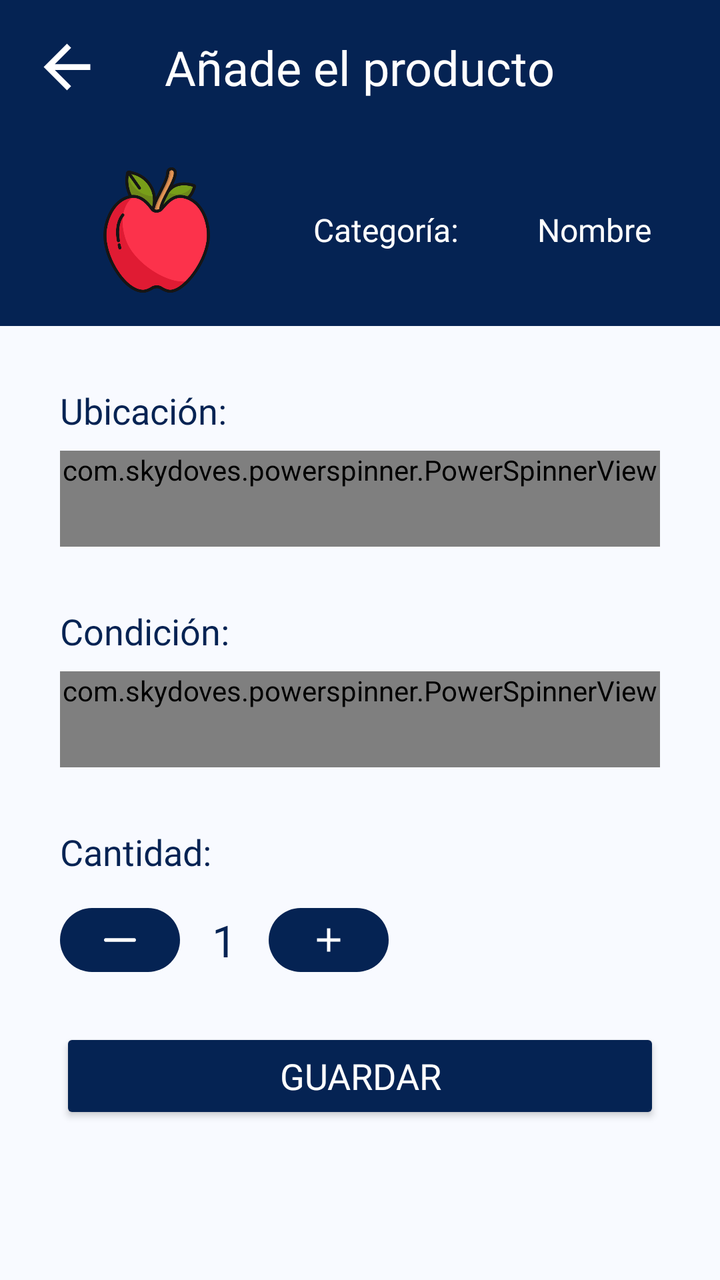
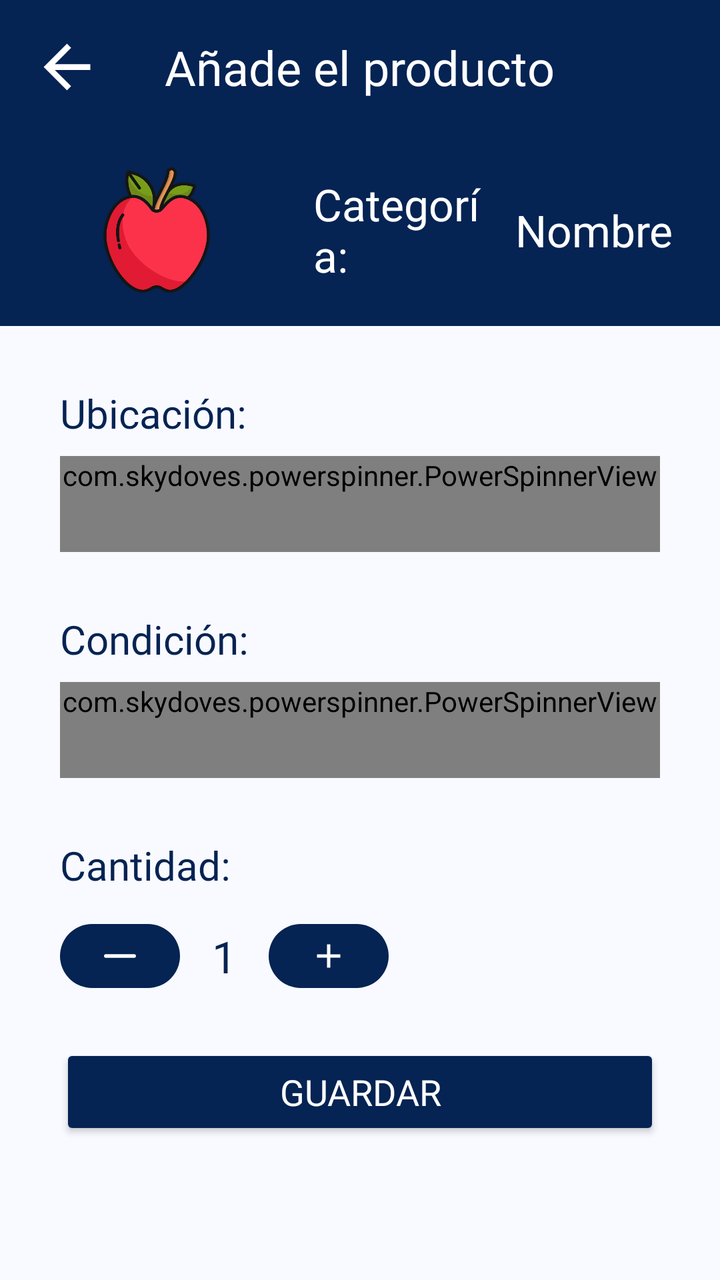

Screens rendered from an Android XML layout before and after an edit, with the pre-edit source and the edit as a unified diff.
<!-- AndroidManifest.xml: application theme Theme.SmartFreezer -->
<!-- res/layout/fragment_add_product.xml -->
<?xml version="1.0" encoding="utf-8"?>
<ScrollView xmlns:android="http://schemas.android.com/apk/res/android"
    xmlns:app="http://schemas.android.com/apk/res-auto"
    xmlns:tools="http://schemas.android.com/tools"
    android:layout_width="match_parent"
    android:layout_height="match_parent"
    android:background="?attr/colorBackground"
    android:fillViewport="true">

    <androidx.constraintlayout.widget.ConstraintLayout
        android:layout_width="match_parent"
        android:layout_height="wrap_content">

        <LinearLayout
            android:id="@+id/headerLayout"
            android:layout_width="0dp"
            android:layout_height="wrap_content"
            android:background="?attr/colorHeaderBackground"
            android:orientation="vertical"
            android:padding="16dp"
            app:layout_constraintTop_toTopOf="parent"
            app:layout_constraintStart_toStartOf="parent"
            app:layout_constraintEnd_toEndOf="parent">

            <RelativeLayout
                android:layout_width="match_parent"
                android:layout_height="wrap_content"
                android:layout_marginBottom="16dp">

                <ImageView
                    android:id="@+id/btnBackAddProduct"
                    android:layout_width="35dp"
                    android:layout_height="35dp"
                    android:layout_alignParentStart="true"
                    android:contentDescription="@string/volver"
                    android:src="@drawable/baseline_arrow_back_24"
                    app:tint="?attr/colorHeaderText" />

                <TextView
                    android:id="@+id/tvTitle"
                    android:layout_width="wrap_content"
                    android:layout_height="wrap_content"
                    android:layout_centerInParent="true"
                    android:text="@string/a_ade_el_producto"
                    android:textColor="?attr/colorHeaderText"
                    android:textSize="24sp"
                    android:fontFamily="@font/roboto_light" />
            </RelativeLayout>

            <LinearLayout
                android:id="@+id/iconNameLayout"
                android:layout_width="match_parent"
                android:layout_height="wrap_content"
                android:layout_marginTop="16dp"
                android:gravity="center_vertical"
                android:orientation="horizontal"
                app:layout_constraintEnd_toEndOf="parent"
                app:layout_constraintStart_toStartOf="parent"
                app:layout_constraintTop_toBottomOf="@id/categoryTitle">

                <ImageView
                    android:id="@+id/productIcon"
                    android:layout_width="0dp"
                    android:layout_weight="0.4"
                    android:layout_height="64dp"
                    android:layout_marginEnd="16dp"
                    android:contentDescription="@string/icono"
                    app:srcCompat="@drawable/apple" />

                <TextView
                    android:id="@+id/categoryTitle"
                    android:layout_width="0dp"
                    android:layout_weight="0.3"
                    android:layout_height="wrap_content"
                    android:text="@string/categor_a"
                    android:textAlignment="textStart"
                    android:textSize="16sp"
                    android:fontFamily="@font/roboto"
                    android:textColor="?attr/colorHeaderText"/>

                <TextView
                    android:id="@+id/productName"
                    android:layout_width="0dp"
                    android:layout_height="wrap_content"
                    android:layout_weight="0.3"
                    android:text="@string/nombre"
                    android:textAlignment="center"
                    android:textSize="16sp"
                    android:fontFamily="@font/roboto_light"
                    android:textColor="?attr/colorHeaderText" />
            </LinearLayout>
        </LinearLayout>

        <LinearLayout
            android:id="@+id/formLayout"
            android:layout_width="match_parent"
            android:layout_height="wrap_content"
            android:orientation="vertical"
            android:layout_marginStart="30dp"
            android:layout_marginEnd="30dp"
            android:textColor="?attr/colorTextPrimary"
            app:layout_constraintTop_toBottomOf="@id/headerLayout"
            app:layout_constraintStart_toStartOf="parent"
            app:layout_constraintEnd_toEndOf="parent">

            <TextView
                android:id="@+id/locationLabel"
                android:layout_width="wrap_content"
                android:layout_height="wrap_content"
                android:layout_marginTop="30dp"
                android:text="@string/ubicaci_n"
                android:textSize="18sp"
                android:textColor="?attr/colorTextPrimary"
                android:fontFamily="@font/roboto" />

            <com.skydoves.powerspinner.PowerSpinnerView
                android:id="@+id/locationSpinner"
                android:layout_width="match_parent"
                android:layout_height="wrap_content"
                android:layout_marginTop="8dp"
                android:hint="@string/seleccione_una_opci_n"
                android:minHeight="48dp"
                android:textAlignment="textStart"
                android:textColor="?attr/colorTextPrimary"
                android:textColorHint="?attr/colorTextPrimary"
                android:textSize="14sp"
                app:spinner_arrow_animate="true"
                app:spinner_arrow_gravity="end"
                app:spinner_arrow_padding="2dp"
                app:spinner_arrow_tint="?attr/colorTextPrimary"
                app:spinner_debounce_duration="25"
                app:spinner_divider_color="?attr/colorTextPrimary"
                app:spinner_divider_show="true"
                app:spinner_divider_size="0.8dp"
                app:spinner_popup_animation="dropdown"
                app:spinner_popup_background="?attr/colorPopupBackground"
                app:spinner_popup_elevation="8dp"
                tools:ignore="DuplicateSpeakableTextCheck" />

            <TextView
                android:id="@+id/conditionLabel"
                android:layout_width="wrap_content"
                android:layout_height="wrap_content"
                android:layout_marginTop="30dp"
                android:textColor="?attr/colorTextPrimary"
                android:textSize="18sp"
                android:text="@string/condici_n"
                android:fontFamily="@font/roboto" />

            <com.skydoves.powerspinner.PowerSpinnerView
                android:id="@+id/conditionSpinner"
                android:layout_width="match_parent"
                android:layout_height="wrap_content"
                android:layout_marginTop="8dp"
                android:hint="@string/seleccione_una_opci_n"
                android:minHeight="48dp"
                android:textAlignment="textStart"
                android:textColor="?attr/colorTextPrimary"
                android:textSize="14sp"
                android:textColorHint="?attr/colorTextPrimary"
                app:spinner_arrow_tint="?attr/colorTextPrimary"
                app:spinner_arrow_animate="true"
                app:spinner_arrow_gravity="end"
                app:spinner_arrow_padding="2dp"
                app:spinner_debounce_duration="25"
                app:spinner_divider_color="?attr/colorTextPrimary"
                app:spinner_divider_size="0.8dp"
                app:spinner_divider_show="true"
                app:spinner_popup_background="?attr/colorPopupBackground"
                app:spinner_popup_elevation="8dp"
                app:spinner_popup_animation="dropdown" />

            <TextView
                android:id="@+id/quantityLabel"
                android:layout_width="wrap_content"
                android:layout_height="wrap_content"
                android:layout_marginTop="30dp"
                android:text="@string/cantidad"
                android:textSize="18sp"
                android:textColor="?attr/colorTextPrimary"
                android:fontFamily="@font/roboto" />

            <LinearLayout
                android:id="@+id/quantitySpace"
                android:layout_width="wrap_content"
                android:layout_height="wrap_content"
                android:layout_marginTop="12dp"
                android:gravity="center_vertical"
                android:orientation="horizontal">

                <com.google.android.material.button.MaterialButton
                    android:id="@+id/btnDecrease"
                    android:layout_width="60dp"
                    android:layout_height="40dp"
                    android:contentDescription="@string/boton_de_decrementar"
                    app:backgroundTint="?attr/colorBackgroundButton"
                    app:icon="@drawable/subtract"
                    app:iconGravity="textStart"
                    app:iconPadding="0dp"
                    app:iconSize="16dp"
                    app:iconTint="?attr/colorTextButton"
                    tools:ignore="TouchTargetSizeCheck" />

                <TextView
                    android:id="@+id/quantityText"
                    android:layout_width="wrap_content"
                    android:layout_height="wrap_content"
                    android:layout_marginHorizontal="16dp"
                    android:text="1"
                    android:fontFamily="@font/roboto"
                    android:textColor="?attr/colorTextPrimary"
                    android:textSize="22sp"
                    tools:ignore="HardcodedText" />

                <com.google.android.material.button.MaterialButton
                    android:id="@+id/btnIncrease"
                    android:layout_width="60dp"
                    android:layout_height="40dp"
                    android:contentDescription="@string/boton_de_incrementar"
                    app:backgroundTint="?attr/colorBackgroundButton"
                    app:icon="@drawable/add"
                    app:iconGravity="textStart"
                    app:iconPadding="0dp"
                    app:iconSize="20dp"
                    app:iconTint="?attr/colorTextButton"
                    tools:ignore="TouchTargetSizeCheck" />
            </LinearLayout>
        </LinearLayout>

        <Button
            android:id="@+id/saveButton"
            android:layout_width="300dp"
            android:layout_height="wrap_content"
            android:layout_marginTop="24dp"
            android:text="@string/guardar"
            android:textSize="18sp"
            android:textColor="?attr/colorTextButton"
            app:backgroundTint="?attr/colorBackgroundButton"
            android:fontFamily="@font/roboto"
            app:layout_constraintTop_toBottomOf="@+id/formLayout"
            app:layout_constraintStart_toStartOf="parent"
            app:layout_constraintEnd_toEndOf="parent" />


    </androidx.constraintlayout.widget.ConstraintLayout>
</ScrollView>
<!-- resources referenced by this layout -->
<resources>
  <!-- drawable add (drawable) -->
  <vector xmlns:android="http://schemas.android.com/apk/res/android"
      android:width="24dp"
      android:height="24dp"
      android:viewportWidth="960"
      android:viewportHeight="960">
    <path
        android:pathData="M440,520L200,520v-80h240v-240h80v240h240v80L520,520v240h-80v-240Z"
        android:fillColor="#FFFFFF"/>
  </vector>
  <!-- drawable apple: png bitmap (drawable, 37219 bytes) -->
  <!-- drawable baseline_arrow_back_24 (drawable) -->
  <vector xmlns:android="http://schemas.android.com/apk/res/android" android:autoMirrored="true" android:height="24dp" android:tint="#FFFFFF" android:viewportHeight="24" android:viewportWidth="24" android:width="24dp">
        
      <path android:fillColor="@android:color/white" android:pathData="M20,11H7.83l5.59,-5.59L12,4l-8,8 8,8 1.41,-1.41L7.83,13H20v-2z"/>
      
  </vector>
  <!-- drawable subtract (drawable) -->
  <vector xmlns:android="http://schemas.android.com/apk/res/android" android:height="24dp" android:viewportHeight="203.37" android:viewportWidth="203.37" android:width="24dp">
        
      <path android:fillColor="@color/white" android:pathData="M191.23,89.55H12.15C5.43,89.55 0,94.98 0,101.69c0,6.7 5.43,12.14 12.15,12.14h179.08c6.71,0 12.14,-5.43 12.14,-12.14C203.37,94.98 197.94,89.55 191.23,89.55z"/>
      
  </vector>
  <string name="a_ade_el_producto">Añade el producto</string>
  <string name="boton_de_decrementar">boton de decrementar</string>
  <string name="boton_de_incrementar">boton de incrementar</string>
  <string name="cantidad">Cantidad:</string>
  <string name="categor_a">Categoría:</string>
  <string name="condici_n">Condición:</string>
  <string name="guardar">Guardar</string>
  <string name="icono">icono</string>
  <string name="nombre">Nombre</string>
  <string name="seleccione_una_opci_n">Seleccione una opción</string>
  <string name="ubicaci_n">Ubicación:</string>
  <string name="volver">Volver</string>
  <style name="Theme.SmartFreezer" parent="android:Theme.Material.Light.NoActionBar" />
  <color name="white">#FFFFFFFF</color>#
</resources>

<!-- the commit's change to res/layout/fragment_add_product.xml (unified diff, before → after) -->
@@ -74,7 +74,7 @@
                     android:layout_height="wrap_content"
                     android:text="@string/categor_a"
                     android:textAlignment="textStart"
-                    android:textSize="16sp"
+                    android:textSize="22sp"
                     android:fontFamily="@font/roboto"
                     android:textColor="?attr/colorHeaderText"/>
 
@@ -85,7 +85,7 @@
                     android:layout_weight="0.3"
                     android:text="@string/nombre"
                     android:textAlignment="center"
-                    android:textSize="16sp"
+                    android:textSize="22sp"
                     android:fontFamily="@font/roboto_light"
                     android:textColor="?attr/colorHeaderText" />
             </LinearLayout>
@@ -109,7 +109,7 @@
                 android:layout_height="wrap_content"
                 android:layout_marginTop="30dp"
                 android:text="@string/ubicaci_n"
-                android:textSize="18sp"
+                android:textSize="20sp"
                 android:textColor="?attr/colorTextPrimary"
                 android:fontFamily="@font/roboto" />
 
@@ -123,7 +123,7 @@
                 android:textAlignment="textStart"
                 android:textColor="?attr/colorTextPrimary"
                 android:textColorHint="?attr/colorTextPrimary"
-                android:textSize="14sp"
+                android:textSize="18sp"
                 app:spinner_arrow_animate="true"
                 app:spinner_arrow_gravity="end"
                 app:spinner_arrow_padding="2dp"
@@ -133,6 +133,7 @@
                 app:spinner_divider_show="true"
                 app:spinner_divider_size="0.8dp"
                 app:spinner_popup_animation="dropdown"
+                app:spinner_item_height="40dp"
                 app:spinner_popup_background="?attr/colorPopupBackground"
                 app:spinner_popup_elevation="8dp"
                 tools:ignore="DuplicateSpeakableTextCheck" />
@@ -143,7 +144,7 @@
                 android:layout_height="wrap_content"
                 android:layout_marginTop="30dp"
                 android:textColor="?attr/colorTextPrimary"
-                android:textSize="18sp"
+                android:textSize="20sp"
                 android:text="@string/condici_n"
                 android:fontFamily="@font/roboto" />
 
@@ -156,8 +157,9 @@
                 android:minHeight="48dp"
                 android:textAlignment="textStart"
                 android:textColor="?attr/colorTextPrimary"
-                android:textSize="14sp"
+                android:textSize="18sp"
                 android:textColorHint="?attr/colorTextPrimary"
+                app:spinner_item_height="40dp"
                 app:spinner_arrow_tint="?attr/colorTextPrimary"
                 app:spinner_arrow_animate="true"
                 app:spinner_arrow_gravity="end"
@@ -176,7 +178,7 @@
                 android:layout_height="wrap_content"
                 android:layout_marginTop="30dp"
                 android:text="@string/cantidad"
-                android:textSize="18sp"
+                android:textSize="20sp"
                 android:textColor="?attr/colorTextPrimary"
                 android:fontFamily="@font/roboto" />
 
